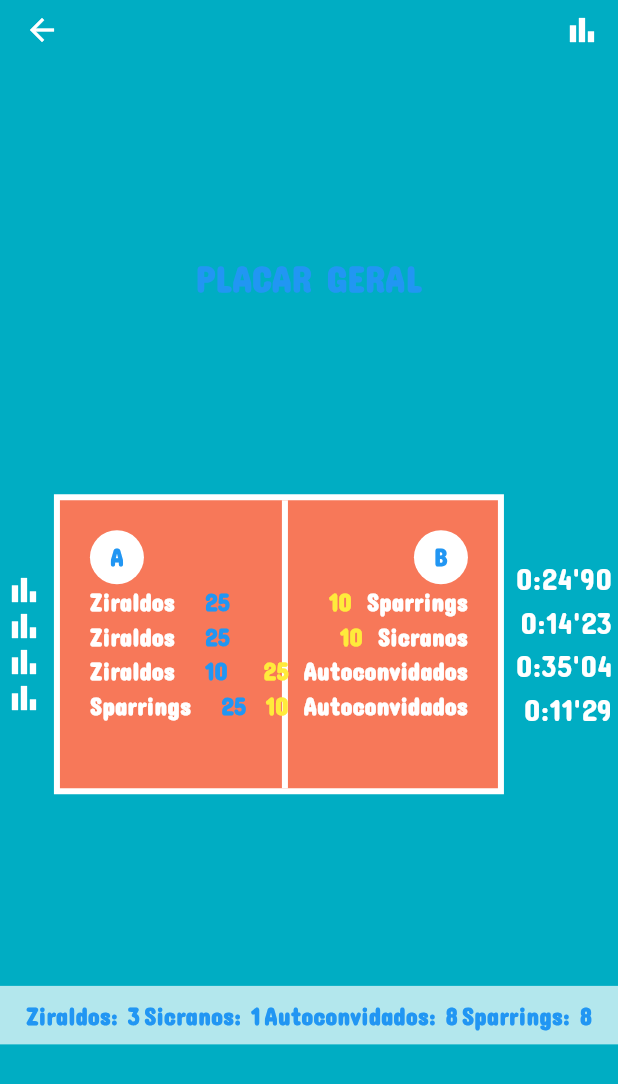
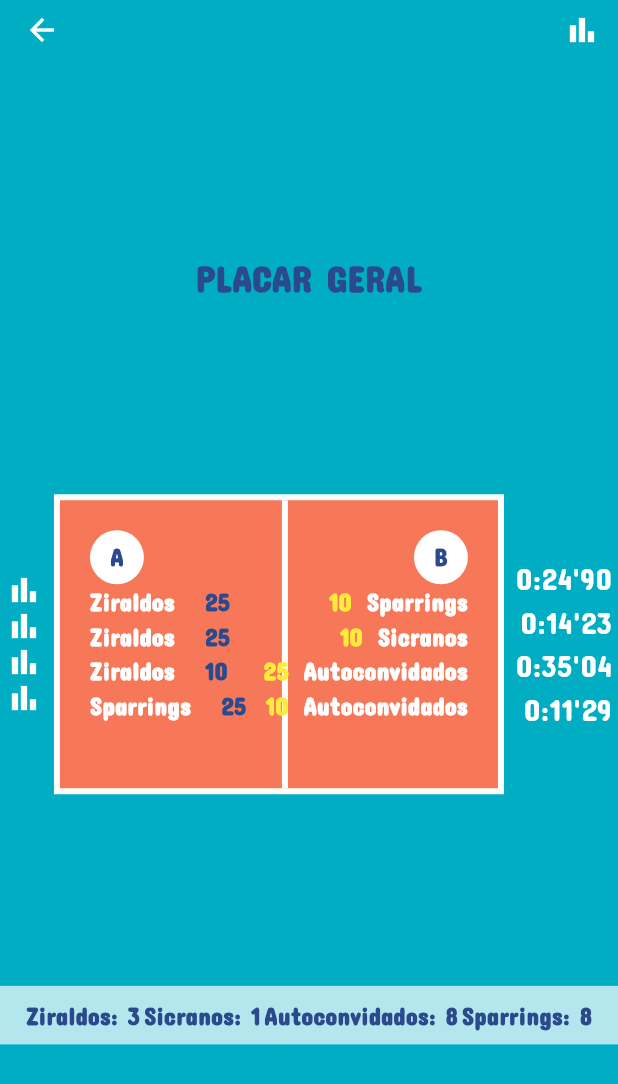
Before and after one commit to PL251431/App-Volley, a Flutter app: the FourthScreen screen opened directly, on a phone screen of 412 x 824 dp. Shown: the top 1084 px of the screen. Run offline on Flutter 3.47's test engine with Material 3 defaults, Android fonts, the phone set to English and light mode, and no system bars.

Commit message:
add cor as letras da tela 4

```diff
--- a/lib/screens/fourth_screen.dart
+++ b/lib/screens/fourth_screen.dart
@@ -31,7 +31,7 @@ class FourthScreen extends StatelessWidget {
             style: TextStyle(
               fontSize: 24,
               fontWeight: FontWeight.bold,
-              color: Colors.blue, // Azul escuro para o título
+              color: Color(0xff2B4A8E), // Azul escuro para o título
               fontFamily: 'ConcertOne',
             ),
           ),
@@ -82,7 +82,7 @@ class FourthScreen extends StatelessWidget {
                               child: Text(
                                 "A",
                                 style: TextStyle(
-                                  color: Colors.blue,
+                                  color: Color(0xff2B4A8E),
                                   fontWeight: FontWeight.bold,
                                   fontFamily: 'ConcertOne',
                                 ),
@@ -133,7 +133,7 @@ class FourthScreen extends StatelessWidget {
                               child: Text(
                                 "B",
                                 style: TextStyle(
-                                  color: Colors.blue,
+                                  color: Color(0xff2B4A8E),
                                   fontWeight: FontWeight.bold,
                                   fontFamily: 'ConcertOne',
                                 ),
@@ -196,7 +196,7 @@ class FourthScreen extends StatelessWidget {
                   style: TextStyle(
                     fontSize: 16,
                     fontWeight: FontWeight.bold,
-                    color: Colors.blue,
+                    color: Color(0xff2B4A8E),
                     fontFamily: 'ConcertOne',
                   ),
                 ),
@@ -205,7 +205,7 @@ class FourthScreen extends StatelessWidget {
                   style: TextStyle(
                     fontSize: 16,
                     fontWeight: FontWeight.bold,
-                    color: Colors.blue,
+                    color: Color(0xff2B4A8E),
                     fontFamily: 'ConcertOne',
                   ),
                 ),
@@ -214,7 +214,7 @@ class FourthScreen extends StatelessWidget {
                   style: TextStyle(
                     fontSize: 16,
                     fontWeight: FontWeight.bold,
-                    color: Colors.blue,
+                    color: Color(0xff2B4A8E),
                     fontFamily: 'ConcertOne',
                   ),
                 ),
@@ -223,7 +223,7 @@ class FourthScreen extends StatelessWidget {
                   style: TextStyle(
                     fontSize: 16,
                     fontWeight: FontWeight.bold,
-                    color: Colors.blue,
+                    color: Color(0xff2B4A8E),
                     fontFamily: 'ConcertOne',
                   ),
                 ),
@@ -249,7 +249,7 @@ TextStyle _highlightStyle() {
   return const TextStyle(
     fontSize: 16,
     fontWeight: FontWeight.bold,
-    color: Colors.blue,
+    color: Color(0xff2B4A8E),
     fontFamily: 'ConcertOne',
   );
 }
```
